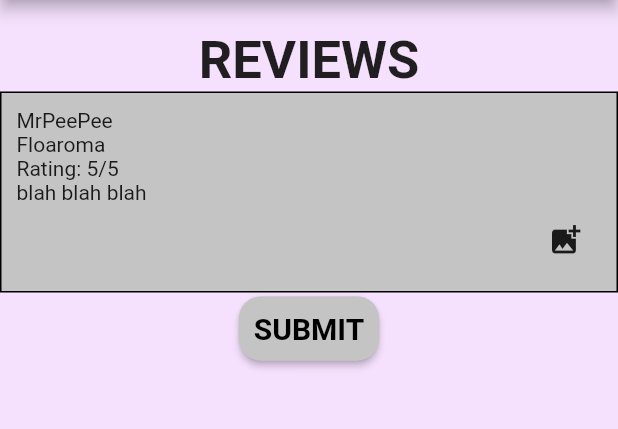
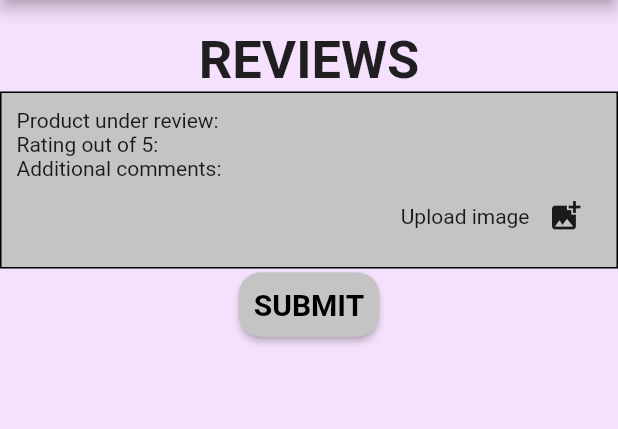
Before and after one commit to nathanjulian/bptest_app, a Flutter app: the NewReviewScreen screen opened by its route, on a phone screen of 412 x 824 dp, the part 84-513 px from its top. Run offline on Flutter 3.47's test engine with Material 2 defaults, Android fonts, the phone set to English and light mode, and no system bars.

Commit message:
change text inputs for new review screen

```diff
--- a/lib/screens/newReview_screen.dart
+++ b/lib/screens/newReview_screen.dart
@@ -51,13 +51,13 @@ class _NewReviewScreenState extends State<NewReviewScreen> {
               child: Column(
                 crossAxisAlignment: CrossAxisAlignment.start,
                 children: [
-                  Text('MrPeePee'),
-                  Text('Floaroma'),
-                  Text('Rating: 5/5'),
-                  Text('blah blah blah'),
+                  Text('Product under review: '),
+                  Text('Rating out of 5: '),
+                  Text('Additional comments:'),
                   Row(
                     mainAxisAlignment: MainAxisAlignment.end,
                     children: [
+                      Text('Upload image'),
                       IconButton(icon: Icon(Icons.add_photo_alternate), onPressed: (){}),
                     ],
                   ),
```
